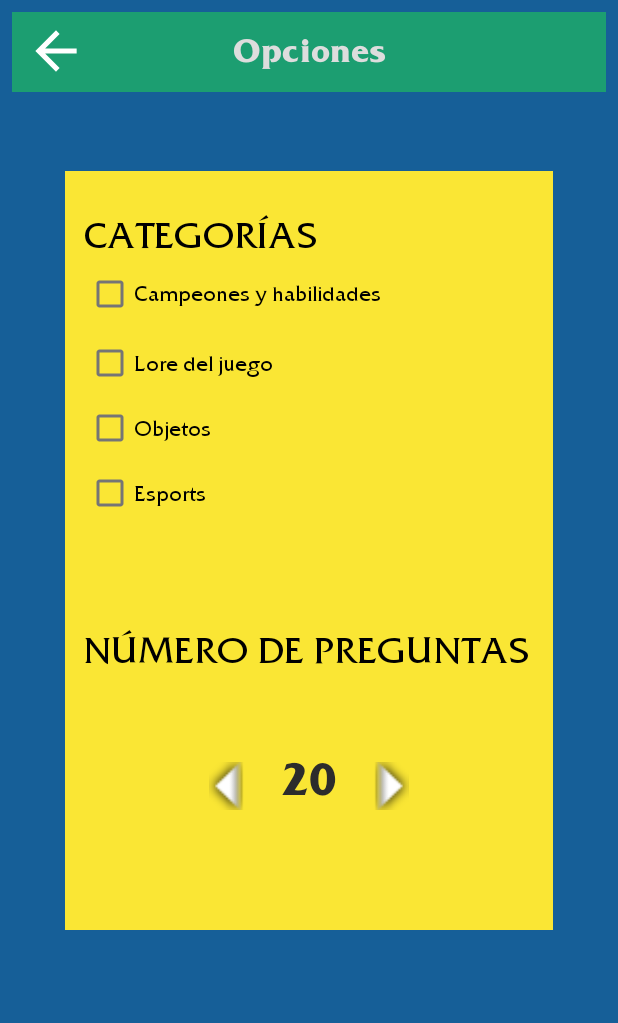
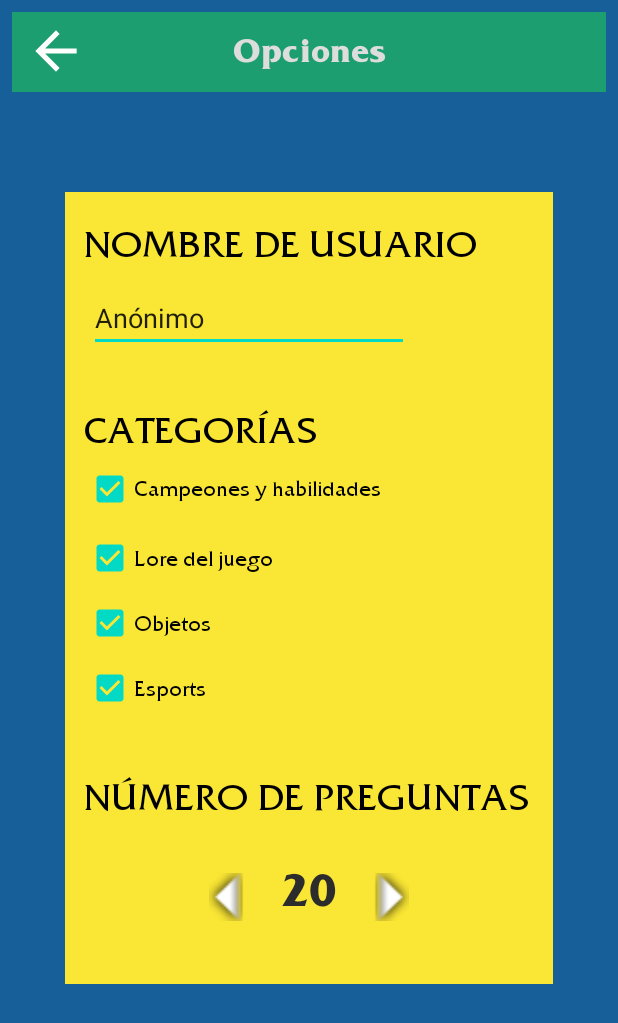
Before and after one commit to Rodron/LolQuiz, an Android app: the screen it shows after launch (OptionsActivity), after a tap on "OPCIONES", on a phone screen of 412 x 824 dp. Shown: the top 1023 px of the screen. Run offline under Robolectric (Android 15) with nearby library versions, the phone set to English and light mode, and no system bars.

Commit message:
Implementado el menú de opciones y añadidos los contadores en dentro del juego

```diff
--- a/LolQuiz/app/src/main/java/com/example/lolquiz/MainActivity.java
+++ b/LolQuiz/app/src/main/java/com/example/lolquiz/MainActivity.java
@@ -2,12 +2,17 @@ package com.example.lolquiz;
 
 import androidx.appcompat.app.AppCompatActivity;
 
+import android.content.Context;
 import android.content.Intent;
+import android.content.SharedPreferences;
 import android.os.Bundle;
 import android.widget.Button;
 import android.view.View;
+import android.widget.Toast;
 
 public class MainActivity extends AppCompatActivity{
+    Context context;
+    SharedPreferences sharedPref;
 
     @Override
     protected void onCreate(Bundle savedInstanceState) {
@@ -30,6 +35,14 @@ public class MainActivity extends AppCompatActivity{
                 options();
             }
         });
+
+        /*
+        context = this;
+        sharedPref = context.getSharedPreferences("preferencias", Context.MODE_PRIVATE);
+        String o = sharedPref.getString("categories", "1111");
+        String q = sharedPref.getString("questions", "5");
+        Toast.makeText(context, q, Toast.LENGTH_SHORT).show();
+        //*/
 
         // Se ha omitido la funcionalidad del rankingButton ya que será implementado en una versión
         // futura pero se ha dejado en la pantalla a modo demostrativo de nuestra idea de diseño de
--- a/LolQuiz/app/src/main/java/com/example/lolquiz/OptionsActivity.java
+++ b/LolQuiz/app/src/main/java/com/example/lolquiz/OptionsActivity.java
@@ -2,21 +2,28 @@ package com.example.lolquiz;
 
 import androidx.appcompat.app.AppCompatActivity;
 
+import android.content.Context;
 import android.content.Intent;
+import android.content.SharedPreferences;
 import android.os.Bundle;
+import android.text.Editable;
+import android.text.TextWatcher;
 import android.view.View;
 import android.widget.AdapterView;
 import android.widget.ArrayAdapter;
 import android.widget.CheckBox;
 import android.widget.CompoundButton;
+import android.widget.EditText;
 import android.widget.ImageButton;
 import android.widget.Spinner;
 import android.widget.TextView;
 import android.widget.Toast;
 
 public class OptionsActivity extends AppCompatActivity implements AdapterView.OnItemSelectedListener {
-    int questNumber = 20;
+    int questNumber;
     int categCount = 0;
+    Context context;
+    SharedPreferences sharedPref;
 
     @Override
     protected void onCreate(Bundle savedInstanceState) {
@@ -24,15 +31,24 @@ public class OptionsActivity extends AppCompatActivity implements AdapterView.On
         setContentView(R.layout.activity_options);
 
         CheckBox [] categs = new CheckBox[4];
+        TextView questions = (TextView) findViewById(R.id.questions);
+        EditText username = (EditText) findViewById(R.id.insertUsername);
 
-
+        context = this;
+        sharedPref = context.getSharedPreferences("preferences", Context.MODE_PRIVATE);
 
         categs[0] = (CheckBox) findViewById(R.id.category1);
         categs[1] = (CheckBox) findViewById(R.id.category2);
-        categs[2] = (CheckBox) findViewById(R.id.category2);
-        categs[3] = (CheckBox) findViewById(R.id.category3);
+        categs[2] = (CheckBox) findViewById(R.id.category3);
+        categs[3] = (CheckBox) findViewById(R.id.category4);
 
+        String categCode = sharedPref.getString("categories", "1111");
         for(int i = 0; i < 4; i++) {
+            categs[i].setChecked(categCode.charAt(i)-'0' == 1);
+
+            if (categs[i].isChecked()){
+                categCount++;
+            }
 
             categs[i].setOnCheckedChangeListener(new CompoundButton.OnCheckedChangeListener() {
                 @Override
@@ -42,20 +58,38 @@ public class OptionsActivity extends AppCompatActivity implements AdapterView.On
                     }
                     else {
                         checkAdd(-1);
+                        if(questNumber>categCount*5){
+                            questNumber = categCount*5;
+                            assignQuestions(questions);
+                        }
                     }
-                }
-            });
-
-            categs[i].setOnClickListener(new View.OnClickListener() {
-                @Override
-                public void onClick(View v) {
-                    if (categCount == 0){
-                        ((CheckBox)v).setChecked(true);
-                    }
-                    //Toast.makeText(((CheckBox)v).getContext(), "" + categCount, Toast.LENGTH_SHORT).show();
+                    categsCheck(categs);
                 }
             });
         }
+
+        categsCheck(categs);
+
+        questNumber = Integer.parseInt(sharedPref.getString("questions", "20"));
+
+        username.setText(sharedPref.getString("user","Anónimo"));
+        username.addTextChangedListener(new TextWatcher(){
+
+            @Override
+            public void beforeTextChanged(CharSequence s, int start, int count, int after) {
+
+            }
+
+            @Override
+            public void onTextChanged(CharSequence s, int start, int before, int count) {
+
+            }
+
+            @Override
+            public void afterTextChanged(Editable s) {
+                sharedPref.edit().putString("user", s.toString()).apply();
+            }
+        });
 
         ImageButton back = (ImageButton) findViewById(R.id.back);
         back.setOnClickListener(new View.OnClickListener(){
@@ -65,17 +99,16 @@ public class OptionsActivity extends AppCompatActivity implements AdapterView.On
             }
         });
 
-        TextView questions = (TextView) findViewById(R.id.questions);
-        questions.setText("" + questNumber);
+        assignQuestions(questions);
 
         ImageButton addQuestion = (ImageButton) findViewById(R.id.addQuestion);
         addQuestion.setOnClickListener(new View.OnClickListener(){
             @Override
             public void onClick(View v){
                 categs[0].setChecked(true);
-                if (questNumber<20){
+                if (questNumber<categCount*5){
                     questNumber++;
-                    questions.setText("" + questNumber);
+                    assignQuestions(questions);
                 }
             }
         });
@@ -86,20 +119,27 @@ public class OptionsActivity extends AppCompatActivity implements AdapterView.On
             public void onClick(View v){
                 if (questNumber>5) {
                     questNumber--;
-                    questions.setText("" + questNumber);
+                    assignQuestions(questions);
                 }
             }
         });
     }
 
-    public int getCategsCheck(CheckBox[] categs){
-        int count = 0;
+    public void categsCheck(CheckBox[] categs){
+        String s = "";
         for(CheckBox check : categs){
             if (check.isChecked()){
-                count++;
+                s += 1;
+                check.setEnabled(true);
+                if(categCount == 1) {
+                    check.setEnabled(false);
+                }
+            }else {
+                s+= 0;
             }
         }
-        return count;
+
+        sharedPref.edit().putString("categories", s).apply();
     }
 
     public void checkAdd(int n){
@@ -112,6 +152,11 @@ public class OptionsActivity extends AppCompatActivity implements AdapterView.On
         startActivity(intent);
     }
 
+    public void assignQuestions(TextView questions){
+        questions.setText("" + questNumber);
+        sharedPref.edit().putString("questions", ""+questNumber).apply();
+    }
+
     @Override
     public void onItemSelected(AdapterView<?> parent, View view, int position, long id) {
 
--- a/LolQuiz/app/src/main/res/layout/activity_options.xml
+++ b/LolQuiz/app/src/main/res/layout/activity_options.xml
@@ -8,14 +8,88 @@
     tools:context=".OptionsActivity">
 
     <View
+        android:id="@+id/optionsTitleBackground"
+        android:layout_width="396dp"
+        android:layout_height="53dp"
+        android:layout_marginTop="8dp"
+        android:background="#1C9E71"
+        app:layout_constraintEnd_toEndOf="parent"
+        app:layout_constraintStart_toStartOf="parent"
+        app:layout_constraintTop_toTopOf="parent" />
+
+    <TextView
+        android:id="@+id/optionsTitle"
+        android:layout_width="291dp"
+        android:layout_height="34dp"
+        android:layout_marginTop="11dp"
+        android:fontFamily="@font/friz_quadrata_bold"
+        android:text="Opciones"
+        android:textAlignment="center"
+        android:textColor="#DDDDDD"
+        android:textSize="20sp"
+        app:layout_constraintEnd_toEndOf="parent"
+        app:layout_constraintStart_toStartOf="parent"
+        app:layout_constraintTop_toTopOf="@+id/optionsTitleBackground" />
+
+    <ImageButton
+        android:id="@+id/back"
+        android:layout_width="48dp"
+        android:layout_height="41dp"
+        android:layout_marginStart="5dp"
+        android:layout_marginTop="5dp"
+        android:background="#00000000"
+        android:scaleType="fitCenter"
+        app:layout_constraintStart_toStartOf="@+id/optionsTitleBackground"
+        app:layout_constraintTop_toTopOf="@+id/optionsTitleBackground"
+        app:srcCompat="@drawable/abc_vector_test" />
+
+    <View
         android:id="@+id/view"
         android:layout_width="325dp"
-        android:layout_height="506dp"
-        android:layout_marginTop="114dp"
+        android:layout_height="528dp"
+        android:layout_marginTop="128dp"
         android:background="#FAE634"
         app:layout_constraintEnd_toEndOf="parent"
         app:layout_constraintStart_toStartOf="parent"
         app:layout_constraintTop_toTopOf="parent" />
+
+    <EditText
+        android:id="@+id/insertUsername"
+        android:layout_width="wrap_content"
+        android:layout_height="wrap_content"
+        android:layout_marginStart="16dp"
+        android:layout_marginTop="12dp"
+        android:ems="10"
+        android:inputType="textPersonName"
+        android:text="Name"
+        app:layout_constraintStart_toStartOf="@+id/view"
+        app:layout_constraintTop_toBottomOf="@+id/username" />
+
+    <TextView
+        android:id="@+id/username"
+        android:layout_width="wrap_content"
+        android:layout_height="wrap_content"
+        android:layout_marginStart="12dp"
+        android:layout_marginTop="20dp"
+        android:fontFamily="@font/friz_quadrata"
+        android:text="NOMBRE DE USUARIO"
+        android:textColor="#000000"
+        android:textSize="24dp"
+        app:layout_constraintStart_toStartOf="@+id/view"
+        app:layout_constraintTop_toTopOf="@+id/view" />
+
+    <TextView
+        android:id="@+id/categoryOpt"
+        android:layout_width="wrap_content"
+        android:layout_height="wrap_content"
+        android:layout_marginStart="12dp"
+        android:layout_marginTop="144dp"
+        android:fontFamily="@font/friz_quadrata"
+        android:text="CATEGORÍAS"
+        android:textColor="#000000"
+        android:textSize="24dp"
+        app:layout_constraintStart_toStartOf="@+id/view"
+        app:layout_constraintTop_toTopOf="@+id/view" />
 
     <CheckBox
         android:id="@+id/category1"
@@ -63,48 +137,12 @@
         app:layout_constraintStart_toStartOf="parent"
         app:layout_constraintTop_toBottomOf="@+id/category3" />
 
-    <View
-        android:id="@+id/optionsTitleBackground"
-        android:layout_width="396dp"
-        android:layout_height="53dp"
-        android:layout_marginTop="8dp"
-        android:background="#1C9E71"
-        app:layout_constraintEnd_toEndOf="parent"
-        app:layout_constraintStart_toStartOf="parent"
-        app:layout_constraintTop_toTopOf="parent" />
-
-    <TextView
-        android:id="@+id/optionsTitle"
-        android:layout_width="291dp"
-        android:layout_height="34dp"
-        android:layout_marginTop="11dp"
-        android:fontFamily="@font/friz_quadrata_bold"
-        android:text="Opciones"
-        android:textAlignment="center"
-        android:textColor="#DDDDDD"
-        android:textSize="20sp"
-        app:layout_constraintEnd_toEndOf="parent"
-        app:layout_constraintStart_toStartOf="parent"
-        app:layout_constraintTop_toTopOf="@+id/optionsTitleBackground" />
-
-    <ImageButton
-        android:id="@+id/back"
-        android:layout_width="48dp"
-        android:layout_height="41dp"
-        android:layout_marginStart="5dp"
-        android:layout_marginTop="5dp"
-        android:background="#00000000"
-        android:scaleType="fitCenter"
-        app:layout_constraintStart_toStartOf="@+id/optionsTitleBackground"
-        app:layout_constraintTop_toTopOf="@+id/optionsTitleBackground"
-        app:srcCompat="@drawable/abc_vector_test" />
-
     <TextView
         android:id="@+id/questionN"
         android:layout_width="wrap_content"
         android:layout_height="wrap_content"
         android:layout_marginStart="12dp"
-        android:layout_marginTop="68dp"
+        android:layout_marginTop="36dp"
         android:fontFamily="@font/friz_quadrata"
         android:text="NÚMERO DE PREGUNTAS"
         android:textColor="#000000"
@@ -113,23 +151,10 @@
         app:layout_constraintTop_toBottomOf="@+id/category4" />
 
     <TextView
-        android:id="@+id/categoryOpt"
-        android:layout_width="wrap_content"
-        android:layout_height="wrap_content"
-        android:layout_marginStart="12dp"
-        android:layout_marginTop="28dp"
-        android:fontFamily="@font/friz_quadrata"
-        android:text="CATEGORÍAS"
-        android:textColor="#000000"
-        android:textSize="24dp"
-        app:layout_constraintStart_toStartOf="@+id/view"
-        app:layout_constraintTop_toTopOf="@+id/view" />
-
-    <TextView
         android:id="@+id/questions"
         android:layout_width="69dp"
         android:layout_height="47dp"
-        android:layout_marginTop="52dp"
+        android:layout_marginTop="28dp"
         android:fontFamily="@font/friz_quadrata_bold"
         android:text="18"
         android:textAlignment="center"
@@ -140,23 +165,10 @@
         app:layout_constraintTop_toBottomOf="@+id/questionN" />
 
     <ImageButton
-        android:id="@+id/addQuestion"
-        android:layout_width="32dp"
-        android:layout_height="32dp"
-        android:layout_marginStart="4dp"
-        android:layout_marginTop="60dp"
-        android:background="#00000000"
-        android:rotation="-90"
-        android:scaleType="fitCenter"
-        app:layout_constraintStart_toEndOf="@+id/questions"
-        app:layout_constraintTop_toBottomOf="@+id/questionN"
-        app:srcCompat="@android:drawable/arrow_down_float" />
-
-    <ImageButton
         android:id="@+id/subsQuestion"
         android:layout_width="32dp"
         android:layout_height="32dp"
-        android:layout_marginTop="60dp"
+        android:layout_marginTop="36dp"
         android:layout_marginEnd="4dp"
         android:background="#00000000"
         android:rotation="90"
@@ -165,4 +177,17 @@
         app:layout_constraintTop_toBottomOf="@+id/questionN"
         app:srcCompat="@android:drawable/arrow_down_float" />
 
+    <ImageButton
+        android:id="@+id/addQuestion"
+        android:layout_width="32dp"
+        android:layout_height="32dp"
+        android:layout_marginStart="4dp"
+        android:layout_marginTop="36dp"
+        android:background="#00000000"
+        android:rotation="-90"
+        android:scaleType="fitCenter"
+        app:layout_constraintStart_toEndOf="@+id/questions"
+        app:layout_constraintTop_toBottomOf="@+id/questionN"
+        app:srcCompat="@android:drawable/arrow_down_float" />
+
 </androidx.constraintlayout.widget.ConstraintLayout>
```
Also changed, not shown: LolQuiz/app/src/main/java/com/example/lolquiz/GameActivity.java (+24 -3 lines), LolQuiz/app/src/main/res/layout/activity_game.xml (+51 -7 lines), LolQuiz/app/src/main/res/drawable/boton_azul.png (added), LolQuiz/app/src/main/res/drawable/boton_verde.png (added).
